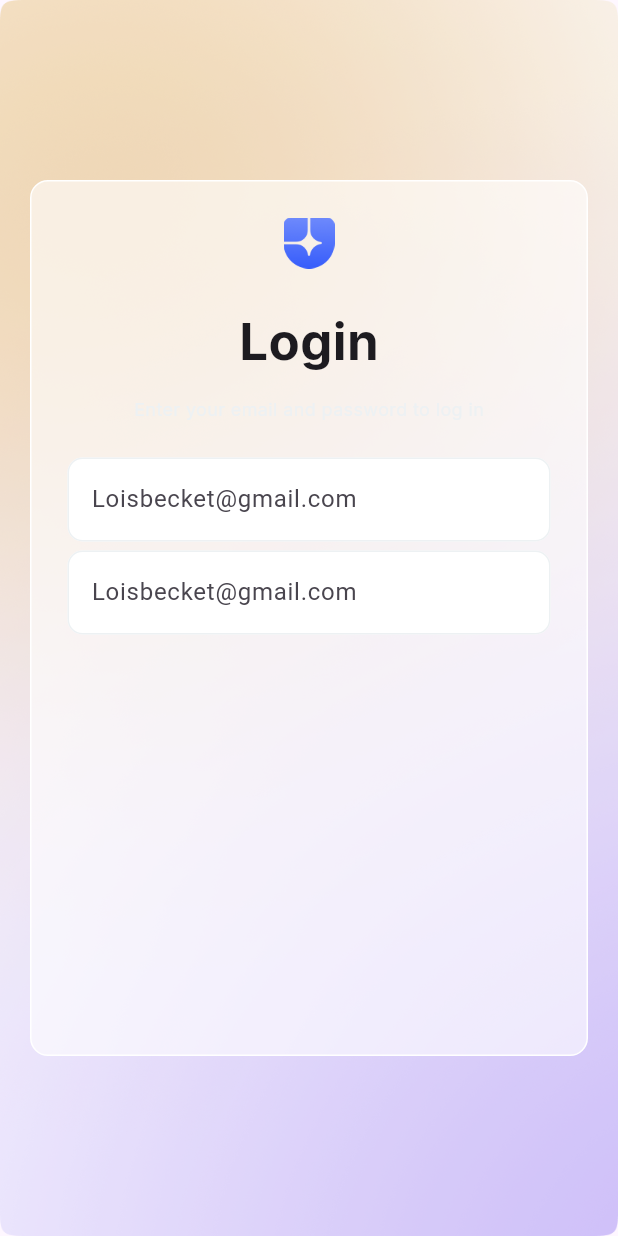
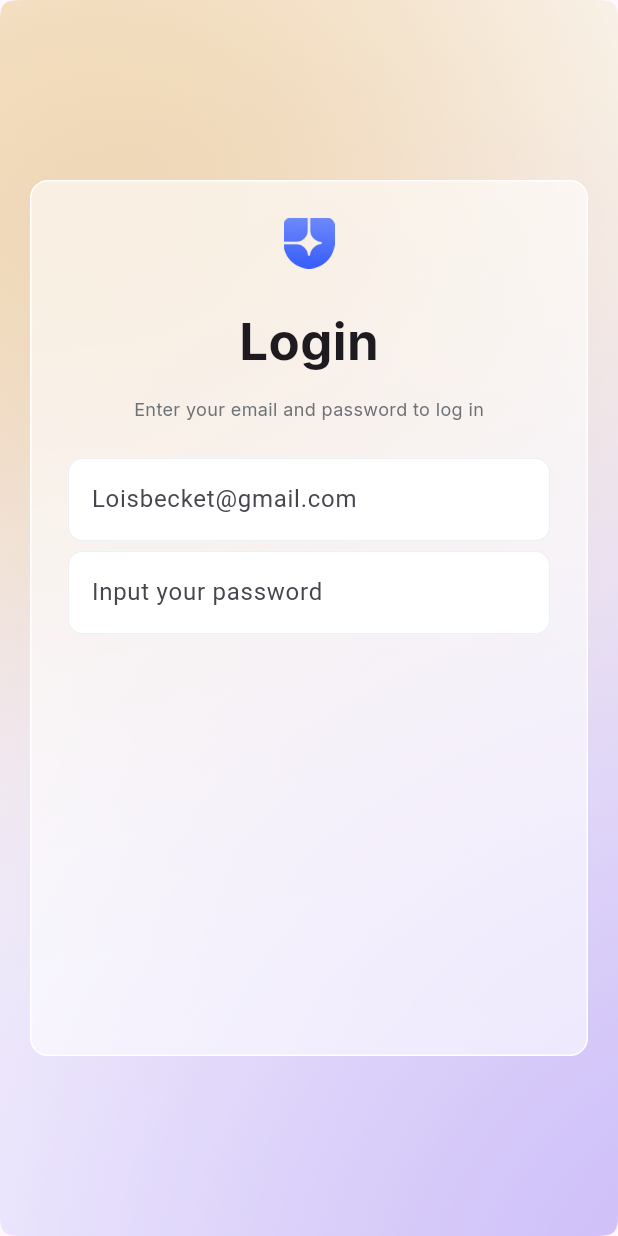
Before and after one commit to minipingu/veranza_labs, a Flutter app: the screen it shows after launch, on a phone screen of 412 x 824 dp. Run offline on Flutter 3.47's test engine with Material 3 defaults, Android fonts, the phone set to English and light mode, and no system bars; our stand-ins replace google_fonts.

Commit message:
cantik sekaleeeeeeeeeeeeeeeee

```diff
--- a/lib/pages/login_screen.dart
+++ b/lib/pages/login_screen.dart
@@ -60,7 +60,7 @@ class _LoginScreenState extends State<LoginScreen> {
                             'Enter your email and password to log in',
                             style: GoogleFonts.inter(
                               fontSize: 12,
-                              color: Color(0xFFEDF1F3),
+                              color: Color(0xFF6C7278),
                             ),
                           ),
                         ],
@@ -92,7 +92,7 @@ class _LoginScreenState extends State<LoginScreen> {
                               ),
                               TextFormField(
                                 decoration: InputDecoration(
-                                  hintText: 'Loisbecket@gmail.com',
+                                  hintText: 'Input your password',
                                   filled: true,
                                   fillColor: Color.fromARGB(255, 255, 255, 255),
                                   enabledBorder: OutlineInputBorder(
```
